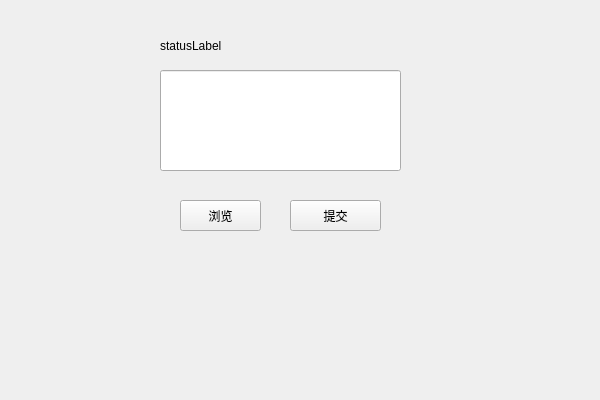
Old version of the form QtWidgetsApplication1/uploader.ui in the repository lms2004/test.
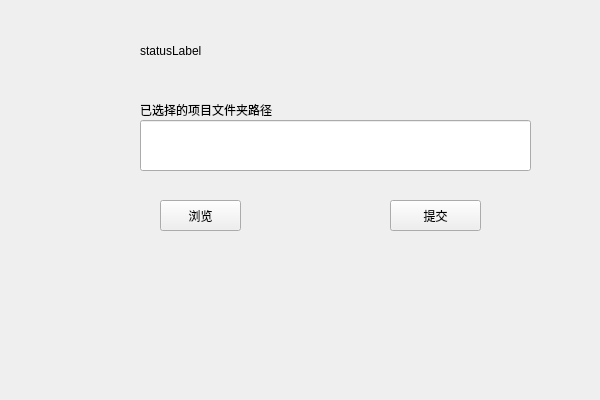
New version of the form.

Commit message: 上传中文提示

Patch:
```diff
--- a/QtWidgetsApplication1/uploader.ui
+++ b/QtWidgetsApplication1/uploader.ui
@@ -16,17 +16,20 @@
   <widget class="QLineEdit" name="projectPathLineEdit">
    <property name="geometry">
     <rect>
-     <x>160</x>
-     <y>70</y>
-     <width>241</width>
-     <height>101</height>
+     <x>140</x>
+     <y>120</y>
+     <width>391</width>
+     <height>51</height>
     </rect>
    </property>
+   <property name="text">
+    <string/>
+   </property>
   </widget>
   <widget class="QPushButton" name="browseButton">
    <property name="geometry">
     <rect>
-     <x>180</x>
+     <x>160</x>
      <y>200</y>
      <width>81</width>
      <height>31</height>
@@ -39,7 +42,7 @@
   <widget class="QPushButton" name="pushButton">
    <property name="geometry">
     <rect>
-     <x>290</x>
+     <x>390</x>
      <y>200</y>
      <width>91</width>
      <height>31</height>
@@ -52,16 +55,29 @@
   <widget class="QLabel" name="statusLabel">
    <property name="geometry">
     <rect>
-     <x>160</x>
-     <y>30</y>
-     <width>131</width>
-     <height>31</height>
+     <x>140</x>
+     <y>10</y>
+     <width>281</width>
+     <height>81</height>
     </rect>
    </property>
    <property name="text">
     <string>statusLabel</string>
    </property>
   </widget>
+  <widget class="QLabel" name="label">
+   <property name="geometry">
+    <rect>
+     <x>140</x>
+     <y>100</y>
+     <width>231</width>
+     <height>20</height>
+    </rect>
+   </property>
+   <property name="text">
+    <string>已选择的项目文件夹路径</string>
+   </property>
+  </widget>
  </widget>
  <layoutdefault spacing="6" margin="11"/>
  <resources/>
```
The commit also changes 1 other file.
